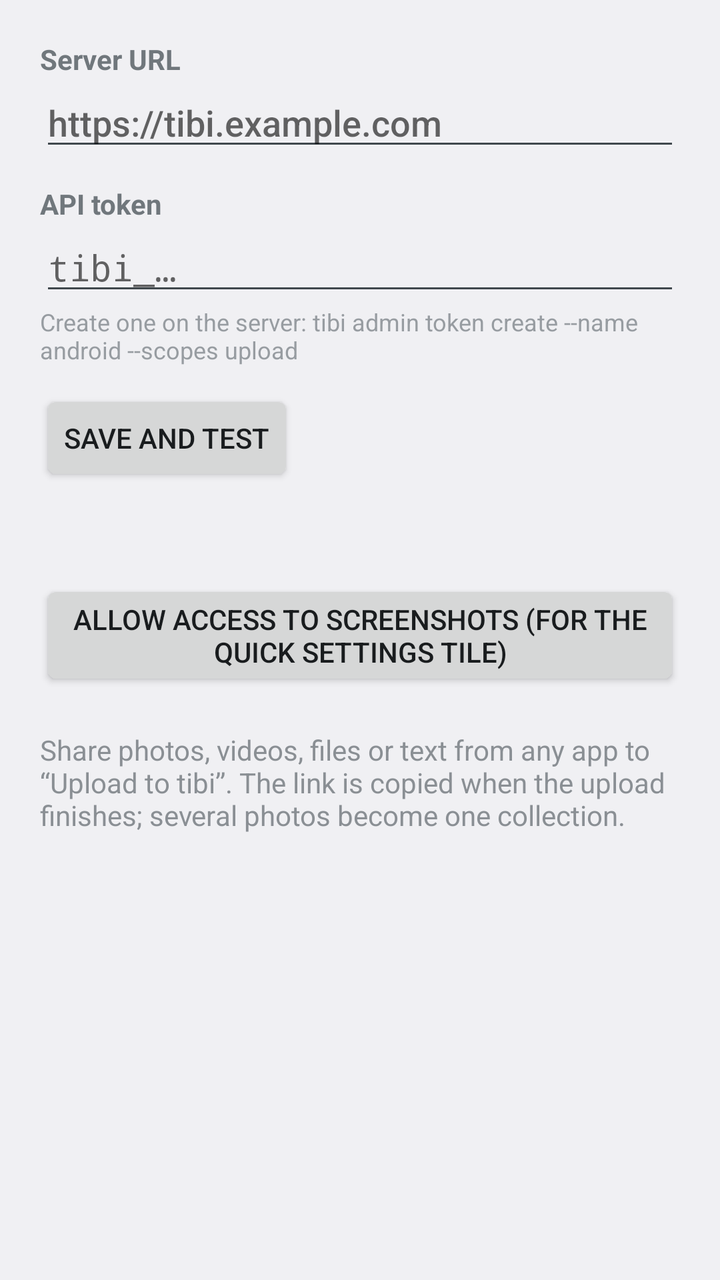
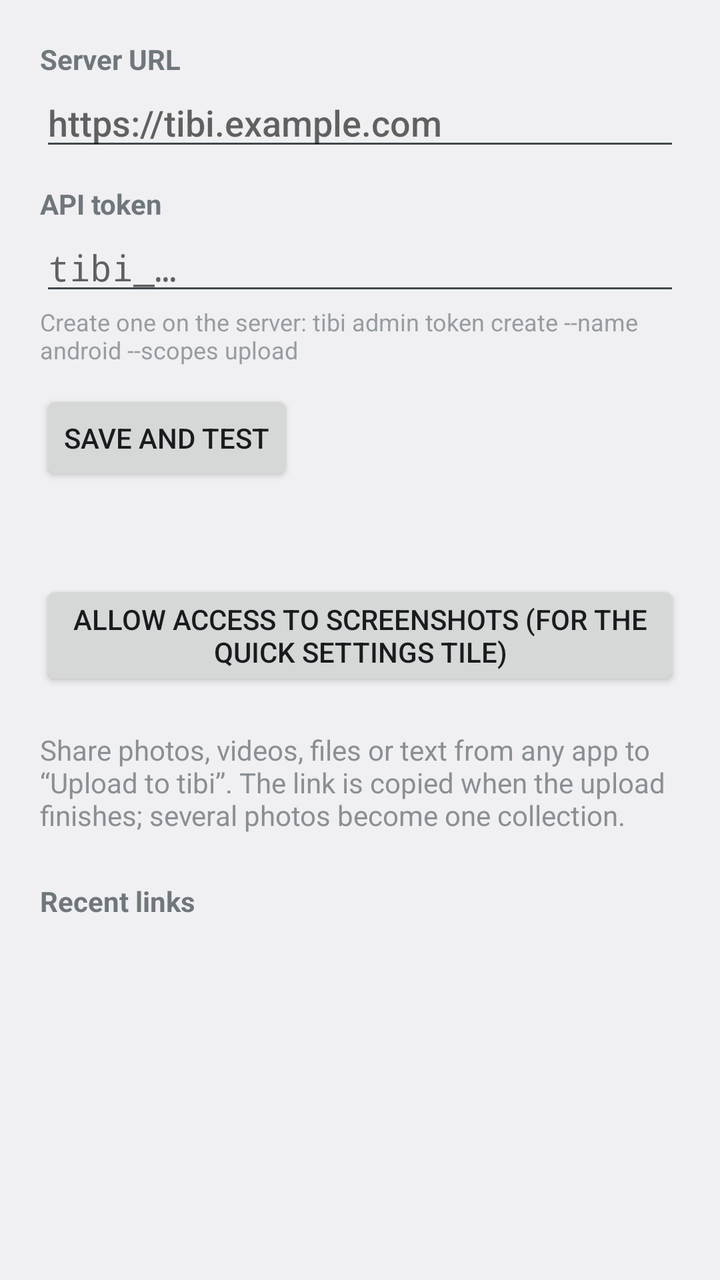

Compare the two renders of this Android layout. The source of the first and the diff that turns it into the second are given below.
<!-- AndroidManifest.xml: application theme android:Theme.DeviceDefault.DayNight -->
<!-- res/layout/settings.xml -->
<?xml version="1.0" encoding="utf-8"?>
<ScrollView xmlns:android="http://schemas.android.com/apk/res/android"
    android:layout_width="match_parent"
    android:layout_height="match_parent"
    android:fitsSystemWindows="true">
    <LinearLayout
        android:layout_width="match_parent"
        android:layout_height="wrap_content"
        android:orientation="vertical"
        android:padding="20dp">
        <TextView android:layout_width="wrap_content" android:layout_height="wrap_content"
            android:text="@string/server_label" android:textStyle="bold" />
        <EditText android:id="@+id/server" android:layout_width="match_parent" android:layout_height="wrap_content"
            android:hint="https://tibi.example.com" android:inputType="textUri" android:importantForAutofill="no" />
        <TextView android:layout_width="wrap_content" android:layout_height="wrap_content"
            android:layout_marginTop="12dp" android:text="@string/token_label" android:textStyle="bold" />
        <EditText android:id="@+id/token" android:layout_width="match_parent" android:layout_height="wrap_content"
            android:hint="tibi_…" android:inputType="textPassword" android:importantForAutofill="no" />
        <TextView android:layout_width="wrap_content" android:layout_height="wrap_content"
            android:text="@string/token_help" android:textSize="12sp" android:alpha="0.7" />
        <Button android:id="@+id/save" android:layout_width="wrap_content" android:layout_height="wrap_content"
            android:layout_marginTop="12dp" android:text="@string/save" />
        <TextView android:id="@+id/status" android:layout_width="match_parent" android:layout_height="wrap_content"
            android:layout_marginTop="8dp" />
        <Button android:id="@+id/media" android:layout_width="wrap_content" android:layout_height="wrap_content"
            android:layout_marginTop="20dp" android:text="@string/media_permission" />
        <TextView android:layout_width="match_parent" android:layout_height="wrap_content"
            android:layout_marginTop="20dp" android:text="@string/howto" android:alpha="0.8" />
    </LinearLayout>
</ScrollView>
<!-- resources referenced by this layout -->
<resources>
  <string name="howto">Share photos, videos, files or text from any app to “Upload to tibi”. The link is copied when the upload finishes; several photos become one collection.</string>
  <string name="media_permission">Allow access to screenshots (for the Quick Settings tile)</string>
  <string name="save">Save and test</string>
  <string name="server_label">Server URL</string>
  <string name="token_help">Create one on the server: tibi admin token create --name android --scopes upload</string>
  <string name="token_label">API token</string>
</resources>

<!-- the commit's change to res/layout/settings.xml (unified diff, before → after) -->
@@ -26,5 +26,9 @@
             android:layout_marginTop="20dp" android:text="@string/media_permission" />
         <TextView android:layout_width="match_parent" android:layout_height="wrap_content"
             android:layout_marginTop="20dp" android:text="@string/howto" android:alpha="0.8" />
+        <TextView android:layout_width="wrap_content" android:layout_height="wrap_content"
+            android:layout_marginTop="24dp" android:text="@string/recent" android:textStyle="bold" />
+        <LinearLayout android:id="@+id/recent" android:layout_width="match_parent"
+            android:layout_height="wrap_content" android:orientation="vertical" />
     </LinearLayout>
 </ScrollView>
<!-- resource entries referenced after the edit -->
@@ -2,6 +2,7 @@
 <resources>
   <string name="howto">Share photos, videos, files or text from any app to “Upload to tibi”. The link is copied when the upload finishes; several photos become one collection.</string>
   <string name="media_permission">Allow access to screenshots (for the Quick Settings tile)</string>
+  <string name="recent">Recent links</string>
   <string name="save">Save and test</string>
   <string name="server_label">Server URL</string>
   <string name="token_help">Create one on the server: tibi admin token create --name android --scopes upload</string>
